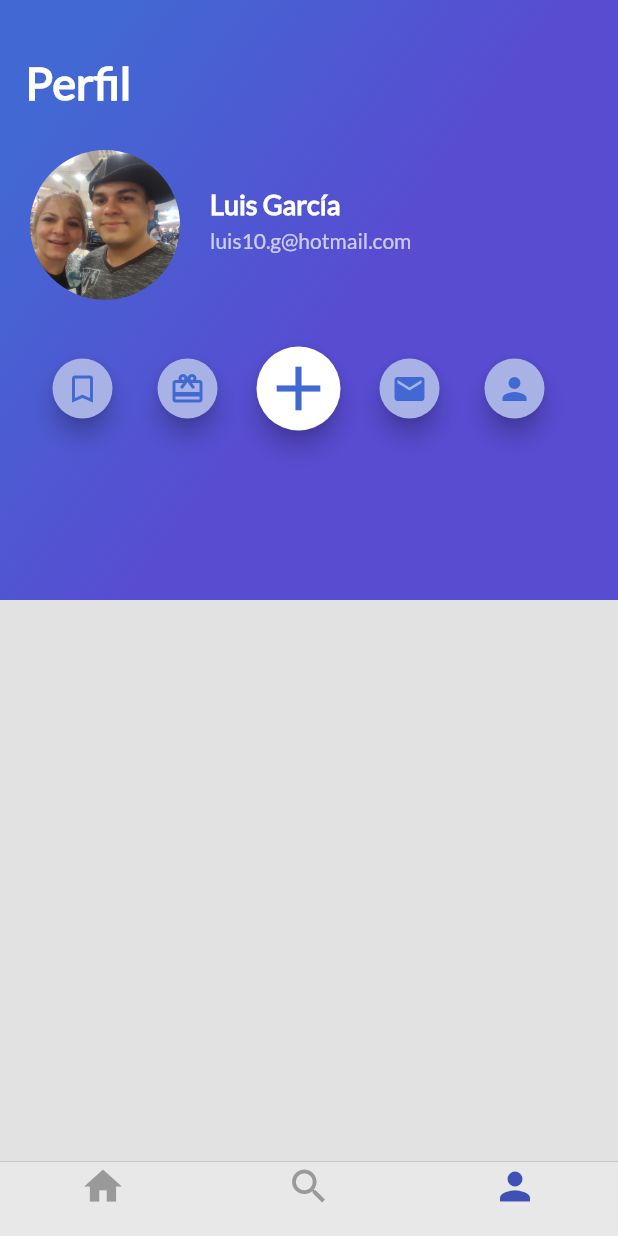
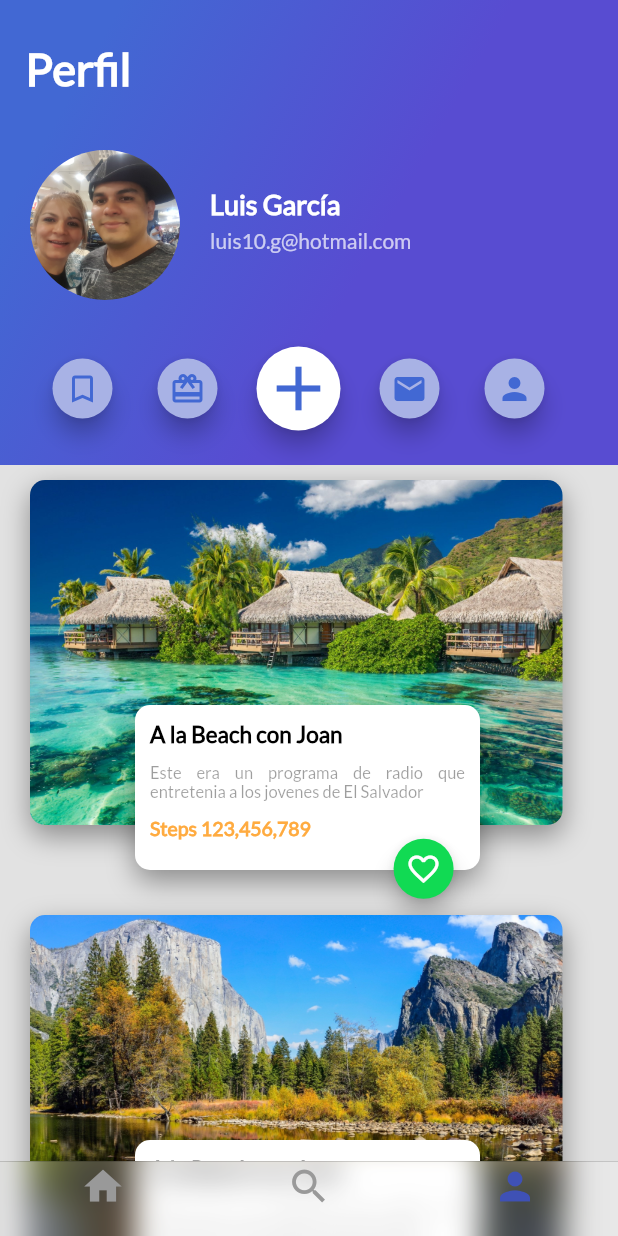
Before and after one commit to is-lgarcia/flutter_trips, a Flutter app: the screen it shows after launch, item 3 of the bottom bar chosen, on a phone screen of 412 x 824 dp. Run offline on Flutter 3.47's test engine with Material 2 defaults, Android fonts, the phone set to English and light mode, and no system bars.

Commit message:
Implementacion de Lista de Imagenes del Profile.

```diff
--- /dev/null
+++ b/lib/card_image_profile.dart
@@ -0,0 +1,127 @@
+import 'package:flutter/cupertino.dart';
+import 'package:flutter/material.dart';
+import 'package:fluttertrips/floating_action_button_green.dart';
+
+class CardImageProfile extends StatelessWidget{
+
+  String pathImage = "assets/images/beach.jpg";
+  String title = "Mountain Range";
+  String description = "Es un lugar muy muy muy bonito con una vegetación muy varidad donde te puedes...";
+  String steps = "Steps 123,456,789";
+
+  CardImageProfile(this.pathImage, this.title, this.description, this.steps);
+
+  @override
+  Widget build(BuildContext context) {
+
+    final card = Container(
+      height: 230.0,
+      width: 355.0,
+      margin: EdgeInsets.only(
+          top: 20.0,
+          left: 20.0,
+          bottom: 40.0
+      ),
+      decoration: BoxDecoration(
+          image: DecorationImage(
+              fit: BoxFit.cover,
+              image: AssetImage(pathImage)
+          ),
+          borderRadius: BorderRadius.all(Radius.circular(10.0)),
+          shape: BoxShape.rectangle,
+          boxShadow: <BoxShadow>[
+            BoxShadow(
+                color: Colors.black38,
+                blurRadius: 15.0,
+                offset: Offset(0.0, 7.0)
+            )
+          ]
+      ),
+    );
+
+    final cardContent = Container(
+      height: 110,
+      width: 230,
+      margin: EdgeInsets.only(
+        top: 170,
+        left: 90
+      ),
+      decoration: BoxDecoration(
+        color: Colors.white,
+        borderRadius: BorderRadius.all(Radius.circular(10.0)),
+        shape: BoxShape.rectangle,
+        boxShadow: <BoxShadow>[
+          BoxShadow(
+            color: Colors.black38,
+            blurRadius: 15.0,
+            offset: Offset(0.0, 7.0)
+          )
+        ]
+      ),
+      child: Column(
+        crossAxisAlignment: CrossAxisAlignment.start,
+        children: <Widget>[
+          Padding(
+            padding: const EdgeInsets.all(10.0),
+            child: Text(
+              title,
+              style: TextStyle(
+                fontFamily: "Lato",
+                fontWeight: FontWeight.bold,
+                fontSize: 15.0,
+                color: Colors.black
+              ),
+            ),
+          ),
+          Padding(
+            padding: const EdgeInsets.only(
+              left: 10.0,
+              right: 10.0
+            ),
+            child: Text(
+              description,
+              style: TextStyle(
+                  fontFamily: "Lato",
+                  fontSize: 11.0,
+                  color: Colors.black38
+              ),
+              textAlign: TextAlign.justify,
+            ),
+          ),
+          Padding(
+            padding: const EdgeInsets.only(
+                top: 10.0,
+                left: 10.0,
+                right: 10.0
+            ),
+            child: Text(
+              steps,
+              style: TextStyle(
+                  fontFamily: "Lato",
+                  fontSize: 13.0,
+                  fontWeight: FontWeight.bold,
+                  color: Colors.orangeAccent
+              ),
+            ),
+          ),
+        ],
+      ),
+    );
+
+    // TODO: implement build
+    return Stack(
+      //alignment: Alignment(0.9,1.1),
+      children: <Widget>[
+        card,
+        Stack(
+          alignment: Alignment(0.9,1.2),
+          children: <Widget>[
+            cardContent,
+            FloatingActionButtonGreen(),
+          ],
+        )
+      ],
+    );
+  }
+
+}
--- a/lib/gradient_back_profile.dart
+++ b/lib/gradient_back_profile.dart
@@ -9,7 +9,7 @@ class GradientBackProfile extends StatelessWidget{
   @override
   Widget build(BuildContext context) {
     return Container(
-      height: 400.0,
+      height: 310.0,
       decoration: BoxDecoration(
           gradient: LinearGradient(
               colors: [
--- a/lib/profile_trips.dart
+++ b/lib/profile_trips.dart
@@ -1,6 +1,7 @@
 import 'package:flutter/cupertino.dart';
 import 'package:flutter/material.dart';
 import 'package:fluttertrips/boxbuttons.dart';
+import 'package:fluttertrips/card_image_profile.dart';
 import 'package:fluttertrips/header_appbar_profile.dart';
 
 class ProfileTrips extends StatelessWidget{
@@ -10,6 +11,21 @@ class ProfileTrips extends StatelessWidget{
 
     return Stack(
       children: <Widget>[
+        Container(
+          margin: EdgeInsets.only(
+            top: 300.0
+          ),
+          child: ListView(
+            children: <Widget>[
+              CardImageProfile("assets/images/beach.jpg"
+                  ,"A la Beach con Joan","Este era un programa de radio que entretenia a los jovenes de El Salvador "
+                  ,"Steps 123,456,789"),
+              CardImageProfile("assets/images/lake.jpg"
+                  ,"A la Beach con Joan","Este era un programa de radio que entretenia a los jovenes de El Salvador "
+                  ,"Steps 123,456,789"),
+            ],
+          ),
+        ),
         HeaderAppbarProfile(),
         BoxButtons(),
 
```
